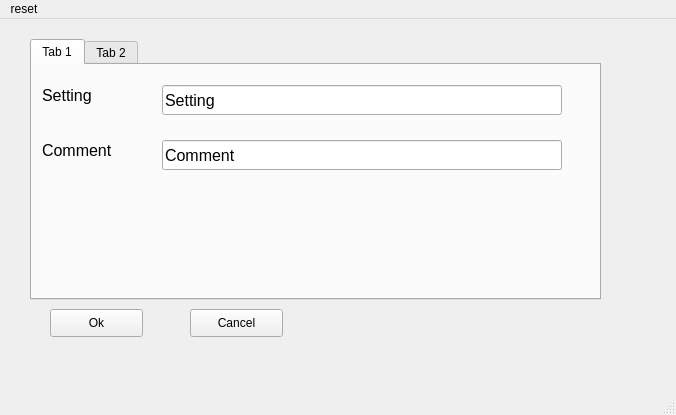
First picture: the form in pylabnet/gui/pyqt/gui_templates/Confluence_info_window.ui, repository lukingroup/pylabnet, before the edit.
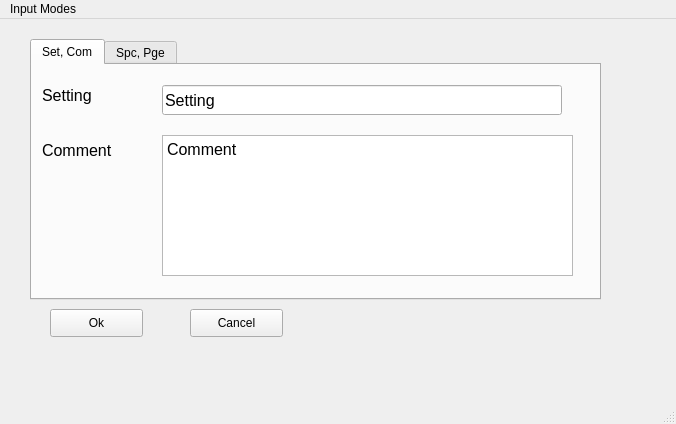
Second picture: the form after the edit.

What changed in the file:
```diff
--- a/pylabnet/gui/pyqt/gui_templates/Confluence_info_window.ui
+++ b/pylabnet/gui/pyqt/gui_templates/Confluence_info_window.ui
@@ -7,7 +7,7 @@
     <x>0</x>
     <y>0</y>
     <width>676</width>
-    <height>415</height>
+    <height>424</height>
    </rect>
   </property>
   <property name="windowTitle">
@@ -27,8 +27,13 @@
      <number>0</number>
     </property>
     <widget class="QWidget" name="tab_3">
+     <property name="font">
+      <font>
+       <pointsize>8</pointsize>
+      </font>
+     </property>
      <attribute name="title">
-      <string>Tab 1</string>
+      <string>Set, Com</string>
      </attribute>
      <widget class="QLineEdit" name="setting_field">
       <property name="geometry">
@@ -84,28 +89,27 @@
        <string>Comment</string>
       </property>
      </widget>
-     <widget class="QLineEdit" name="comment_field">
+     <widget class="QTextEdit" name="comment_field">
       <property name="geometry">
        <rect>
         <x>130</x>
-        <y>75</y>
-        <width>400</width>
-        <height>30</height>
+        <y>70</y>
+        <width>411</width>
+        <height>141</height>
        </rect>
       </property>
-      <property name="font">
-       <font>
-        <pointsize>12</pointsize>
-       </font>
-      </property>
-      <property name="text">
-       <string>Comment</string>
+      <property name="html">
+       <string>&lt;!DOCTYPE HTML PUBLIC &quot;-//W3C//DTD HTML 4.0//EN&quot; &quot;http://www.w3.org/TR/REC-html40/strict.dtd&quot;&gt;
+&lt;html&gt;&lt;head&gt;&lt;meta name=&quot;qrichtext&quot; content=&quot;1&quot; /&gt;&lt;style type=&quot;text/css&quot;&gt;
+p, li { white-space: pre-wrap; }
+&lt;/style&gt;&lt;/head&gt;&lt;body style=&quot; font-family:'MS Shell Dlg 2'; font-size:8pt; font-weight:400; font-style:normal;&quot;&gt;
+&lt;p style=&quot; margin-top:0px; margin-bottom:0px; margin-left:0px; margin-right:0px; -qt-block-indent:0; text-indent:0px;&quot;&gt;&lt;span style=&quot; font-size:12pt;&quot;&gt;Comment&lt;/span&gt;&lt;/p&gt;&lt;/body&gt;&lt;/html&gt;</string>
       </property>
      </widget>
     </widget>
     <widget class="QWidget" name="tab_4">
      <attribute name="title">
-      <string>Tab 2</string>
+      <string>Spc, Pge</string>
      </attribute>
      <widget class="QLabel" name="label">
       <property name="geometry">
@@ -255,7 +259,7 @@
    </property>
    <widget class="QMenu" name="menuaccess_from_logserver">
     <property name="title">
-     <string>reset</string>
+     <string>Input Modes</string>
     </property>
     <addaction name="actionaccess_from_logserver"/>
    </widget>
```
Left out of the diff: 15 changed lines with no effect on the pictures.
